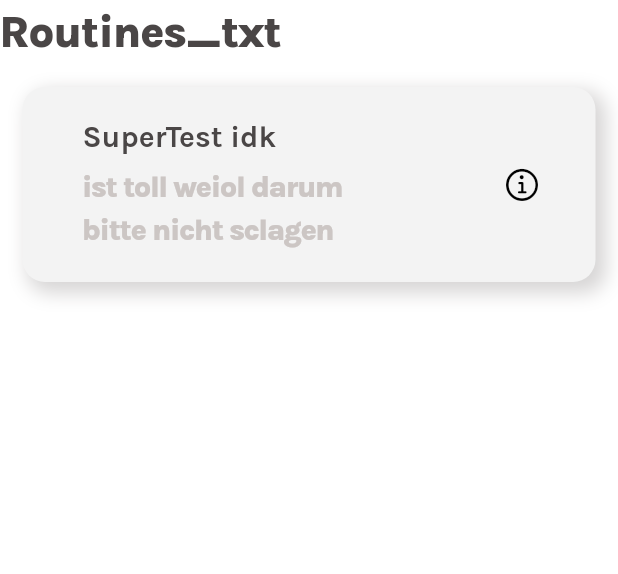
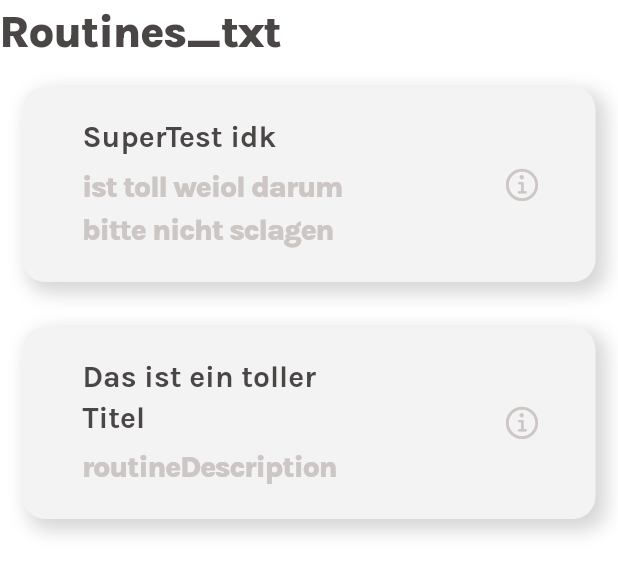
Before and after one commit to iloveproggen/relatee-frontend, a Flutter app: the Routine widget shown alone on an empty page, opened directly, on a phone screen of 412 x 824 dp. Shown: the top 574 px of the screen. Run offline on Flutter 3.47's test engine with Material 3 defaults, Android fonts, the phone set to English and light mode, and no system bars; our stand-ins replace flutter_svg, get, graphql_flutter, shared_preferences; accounts and stored records are empty.

```diff
--- a/frontend_v1/lib/routine.dart
+++ b/frontend_v1/lib/routine.dart
@@ -1,8 +1,6 @@
 import 'package:flutter/cupertino.dart';
 import 'package:flutter/material.dart';
 import 'package:get/get.dart';
-import 'package:get/get_utils/src/extensions/internacionalization.dart';
-
 import 'task_item_view.dart';
 
 class Routine extends StatelessWidget {
@@ -23,6 +21,9 @@ class Routine extends StatelessWidget {
           routineName: 'SuperTest idk',
           routineDescription: 'ist toll weiol darum bitte nicht sclagen',
         ),
+        Routinenitems(
+            routineName: 'Das ist ein toller Titel',
+            routineDescription: 'routineDescription')
       ],
     );
   }
@@ -54,7 +55,7 @@ class Routinenitems extends StatelessWidget {
         boxShadow: [
           BoxShadow(
             color: Theme.of(context).colorScheme.secondary,
-            offset: Offset(5.0, 5.0),
+            offset: const Offset(5.0, 5.0),
             blurRadius: 10.0,
             spreadRadius: 2.0,
           ),
@@ -70,7 +71,7 @@ class Routinenitems extends StatelessWidget {
               crossAxisAlignment: CrossAxisAlignment.start,
               children: [
                 Container(
-                  constraints: const BoxConstraints(maxWidth: 150),
+                  constraints: const BoxConstraints(maxWidth: 200),
                   child: Padding(
                     padding: const EdgeInsets.only(bottom: 5),
                     child: Text(routineName,
@@ -98,11 +99,14 @@ class Routinenitems extends StatelessWidget {
               padding: const EdgeInsets.all(5),
               child: IconButton(
                   onPressed: () {
-                    Get.to(ItemView());
+                    Get.to(ItemView(
+                        routineName: this.routineName,
+                        routineDescription: this.routineDescription));
                   },
                   icon: Icon(
                     CupertinoIcons.info,
                     size: 25,
+                    color: Theme.of(context).colorScheme.tertiary,
                   )))
         ],
       ),
```
Also changed, not shown: frontend_v1/lib/task_item_view.dart (+29 -3 lines), frontend_v1/lib/tasks.dart (+60 -0 lines).
